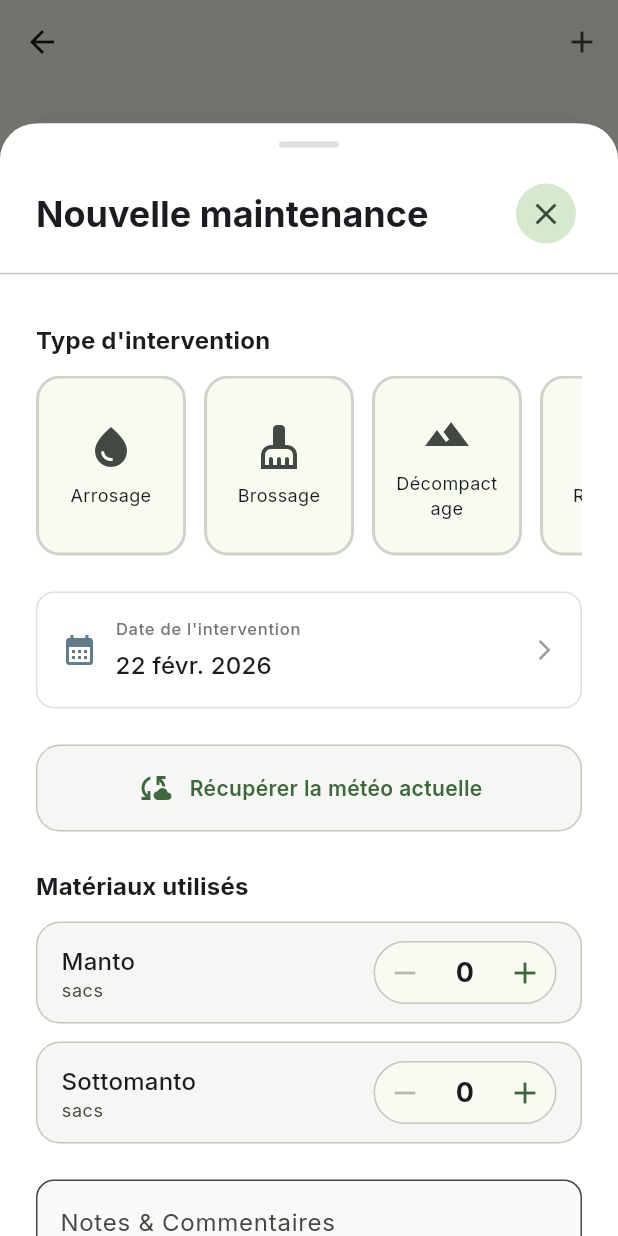
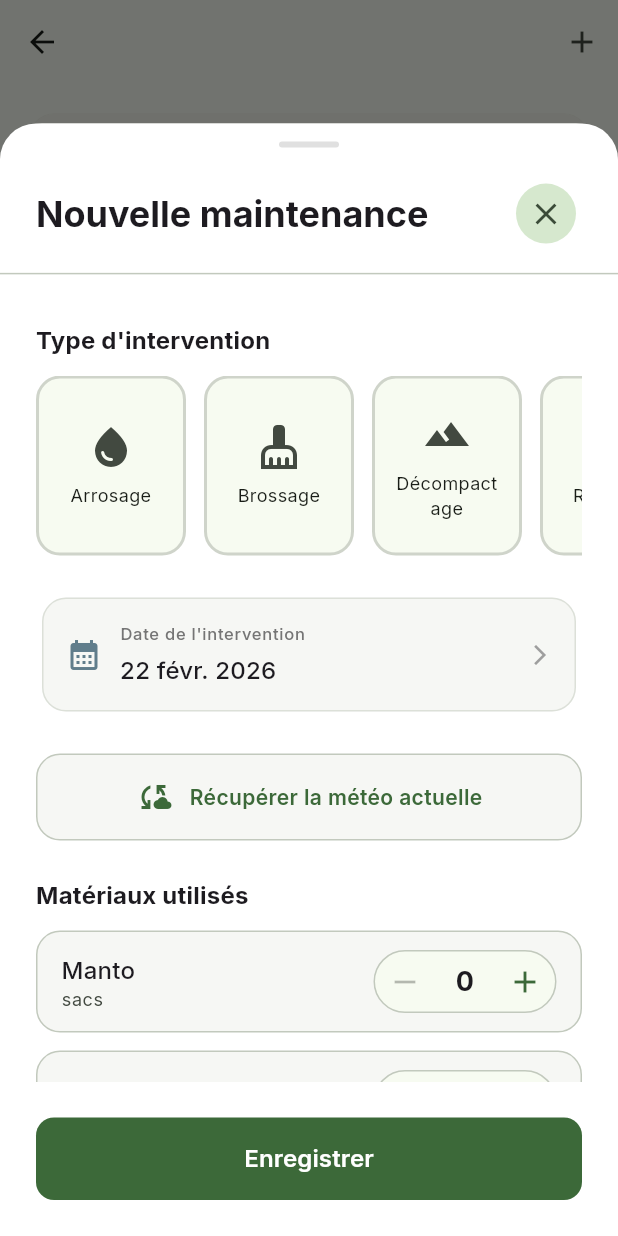
Before and after one commit to Simokes/tenniscourtcare, a Flutter app: the TerrainMaintenanceHistoryScreen screen opened directly with empty values, after a tap on the "add" icon, on a phone screen of 412 x 824 dp. Run offline on Flutter 3.47's test engine with Material 3 defaults, Android fonts, the phone set to English and light mode, and no system bars; drawn by our look-alikes of fl_chart; our stand-ins replace drift, flutter_riverpod, flutter_secure_storage, go_router, google_fonts, shared_preferences and 2 more; missing offline and left inert: dart:html; accounts and stored records are empty; generated files the repository leaves out were written again.

```diff
--- a/lib/presentation/providers/event_providers.dart
+++ b/lib/presentation/providers/event_providers.dart
@@ -40,6 +40,7 @@ class CalendarItem {
   final CalendarItemType type;
   final dynamic originalObject;
   final String? location; // E.g., "Terrain 1, Terrain 2"
+  final int? terrainId; // New field for maintenance
 
   const CalendarItem({
     required this.id,
@@ -51,6 +52,7 @@ class CalendarItem {
     required this.type,
     required this.originalObject,
     this.location,
+    this.terrainId,
   });
 }
 
@@ -119,6 +121,7 @@ final calendarItemsProvider = Provider.family<AsyncValue<List<CalendarItem>>, Da
       type: CalendarItemType.maintenance,
       originalObject: maintenance,
       location: terrainName,
+      terrainId: maintenance.terrainId,
     ));
   }
 
--- a/lib/presentation/widgets/add_maintenance_sheet.dart
+++ b/lib/presentation/widgets/add_maintenance_sheet.dart
@@ -10,6 +10,9 @@ import '../providers/app_settings_provider.dart';
 import 'maintenance_type_selector.dart';
 import 'quantity_selector.dart';
 import 'weather_card.dart';
+import 'premium/premium_card.dart';
+import 'premium/premium_button.dart';
+import 'premium/premium_text_form_field.dart';
 
 class AddMaintenanceSheet extends ConsumerStatefulWidget {
   final Terrain terrain;
@@ -27,9 +30,9 @@ class AddMaintenanceSheet extends ConsumerStatefulWidget {
 
 class _AddMaintenanceSheetState extends ConsumerState<AddMaintenanceSheet> {
   final _formKey = GlobalKey<FormState>();
+  final _commentController = TextEditingController();
 
   late String _type;
-  String? _commentaire;
   late DateTime _date;
   late int _sacsManto;
   late int _sacsSottomanto;
@@ -47,7 +50,7 @@ class _AddMaintenanceSheetState extends ConsumerState<AddMaintenanceSheet> {
     final m = widget.maintenance;
     if (m != null) {
       _type = m.type;
-      _commentaire = m.commentaire;
+      _commentController.text = m.commentaire ?? '';
       _date = DateTime.fromMillisecondsSinceEpoch(m.date);
       _sacsManto = m.sacsMantoUtilises;
       _sacsSottomanto = m.sacsSottomantoUtilises;
@@ -62,6 +65,12 @@ class _AddMaintenanceSheetState extends ConsumerState<AddMaintenanceSheet> {
       _sacsSottomanto = 0;
       _sacsSilice = 0;
     }
+  }
+
+  @override
+  void dispose() {
+    _commentController.dispose();
+    super.dispose();
   }
 
   Future<void> _loadWeather() async {
@@ -100,7 +109,7 @@ class _AddMaintenanceSheetState extends ConsumerState<AddMaintenanceSheet> {
         return Theme(
           data: Theme.of(context).copyWith(
             colorScheme: Theme.of(context).colorScheme.copyWith(
-              primary: Theme.of(context).colorScheme.primary, // Calendar header color
+              primary: Theme.of(context).colorScheme.primary,
             ),
           ),
           child: child!,
@@ -115,7 +124,6 @@ class _AddMaintenanceSheetState extends ConsumerState<AddMaintenanceSheet> {
   Future<void> _save() async {
     if (!_formKey.currentState!.validate()) return;
 
-    // Custom validation for Type Selector since it's not a FormField
     if (_type.isEmpty) {
       ScaffoldMessenger.of(context).showSnackBar(
         const SnackBar(content: Text('Veuillez sélectionner un type de maintenance')),
@@ -123,13 +131,14 @@ class _AddMaintenanceSheetState extends ConsumerState<AddMaintenanceSheet> {
       return;
     }
 
+    // Save form fields not needed for standard widgets, but good practice
     _formKey.currentState!.save();
 
     final maintenance = Maintenance(
       id: widget.maintenance?.id,
       terrainId: widget.terrain.id,
       type: _type.trim(),
-      commentaire: (_commentaire?.trim().isEmpty ?? true) ? null : _commentaire!.trim(),
+      commentaire: _commentController.text.trim().isEmpty ? null : _commentController.text.trim(),
       date: _date.millisecondsSinceEpoch,
       sacsMantoUtilises: _sacsManto,
       sacsSottomantoUtilises: _sacsSottomanto,
@@ -240,15 +249,13 @@ class _AddMaintenanceSheetState extends ConsumerState<AddMaintenanceSheet> {
                         const SizedBox(height: 24),
 
                         // Date Picker Row
-                        InkWell(
+                        PremiumCard(
+                           padding: const EdgeInsets.all(4),
+                           child: InkWell(
                             onTap: _pickDate,
                             borderRadius: BorderRadius.circular(12),
-                          child: Container(
-                            padding: const EdgeInsets.all(16),
-                            decoration: BoxDecoration(
-                              border: Border.all(color: Colors.grey.shade300),
-                              borderRadius: BorderRadius.circular(12),
-                            ),
+                            child: Padding(
+                              padding: const EdgeInsets.all(12),
                               child: Row(
                                 children: [
                                   const Icon(Icons.calendar_month, color: Colors.blueGrey),
@@ -275,10 +282,11 @@ class _AddMaintenanceSheetState extends ConsumerState<AddMaintenanceSheet> {
                               ),
                             ),
                           ),
+                        ),
 
                         const SizedBox(height: 24),
 
-                        // Weather Section (Custom Widget)
+                        // Weather Section
                         if (_weather == null)
                           WeatherCard(
                             weather: null,
@@ -354,40 +362,24 @@ class _AddMaintenanceSheetState extends ConsumerState<AddMaintenanceSheet> {
                         const SizedBox(height: 24),
 
                         // Commentaire
-                        TextFormField(
-                          initialValue: _commentaire,
-                          decoration: InputDecoration(
-                            labelText: 'Notes & Commentaires',
-                            alignLabelWithHint: true,
-                            border: OutlineInputBorder(
-                              borderRadius: BorderRadius.circular(12),
+                        PremiumTextFormField(
+                          label: 'Notes & Commentaires',
+                          controller: _commentController,
+                          hint: 'Ajouter un commentaire...',
                         ),
-                            filled: true,
-                            fillColor: Colors.grey.shade50,
+                      ],
                     ),
-                          maxLines: 4,
-                          onSaved: (v) => _commentaire = v?.trim(),
+                  ),
+                ),
               ),
 
-                        const SizedBox(height: 32),
-
-                        // Action Button
-                        FilledButton(
+               Padding(
+                padding: const EdgeInsets.all(24.0),
+                child: SizedBox(
+                  width: double.infinity,
+                  child: PremiumButton(
+                    label: 'Enregistrer',
                     onPressed: _save,
-                          style: FilledButton.styleFrom(
-                            padding: const EdgeInsets.symmetric(vertical: 16),
-                            shape: RoundedRectangleBorder(
-                              borderRadius: BorderRadius.circular(12),
-                            ),
-                          ),
-                          child: const Text(
-                            'Enregistrer',
-                            style: TextStyle(fontSize: 16, fontWeight: FontWeight.bold),
-                          ),
-                        ),
-                        const SizedBox(height: 24),
-                      ],
-                    ),
                   ),
                 ),
               ),
```
Also changed, not shown: lib/presentation/screens/calendar/calendar_screen.dart (+21 -3 lines). Lines whose indentation alone changed are shown as unchanged.
